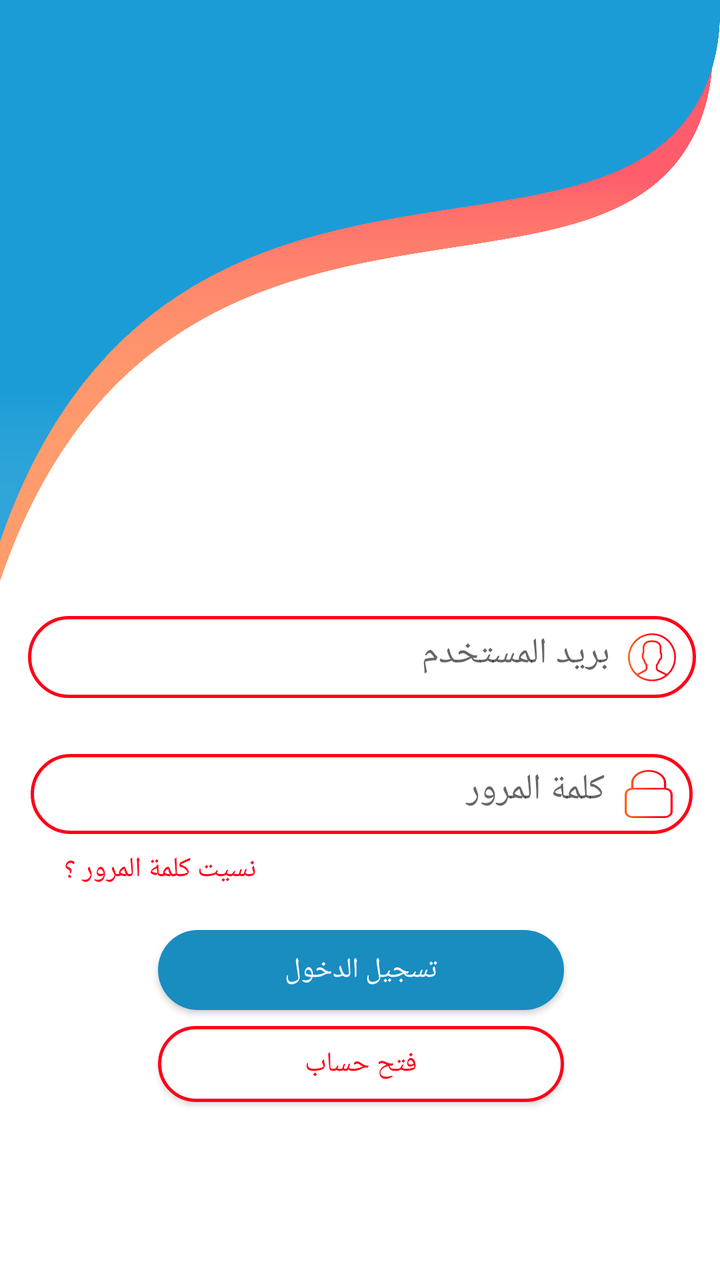
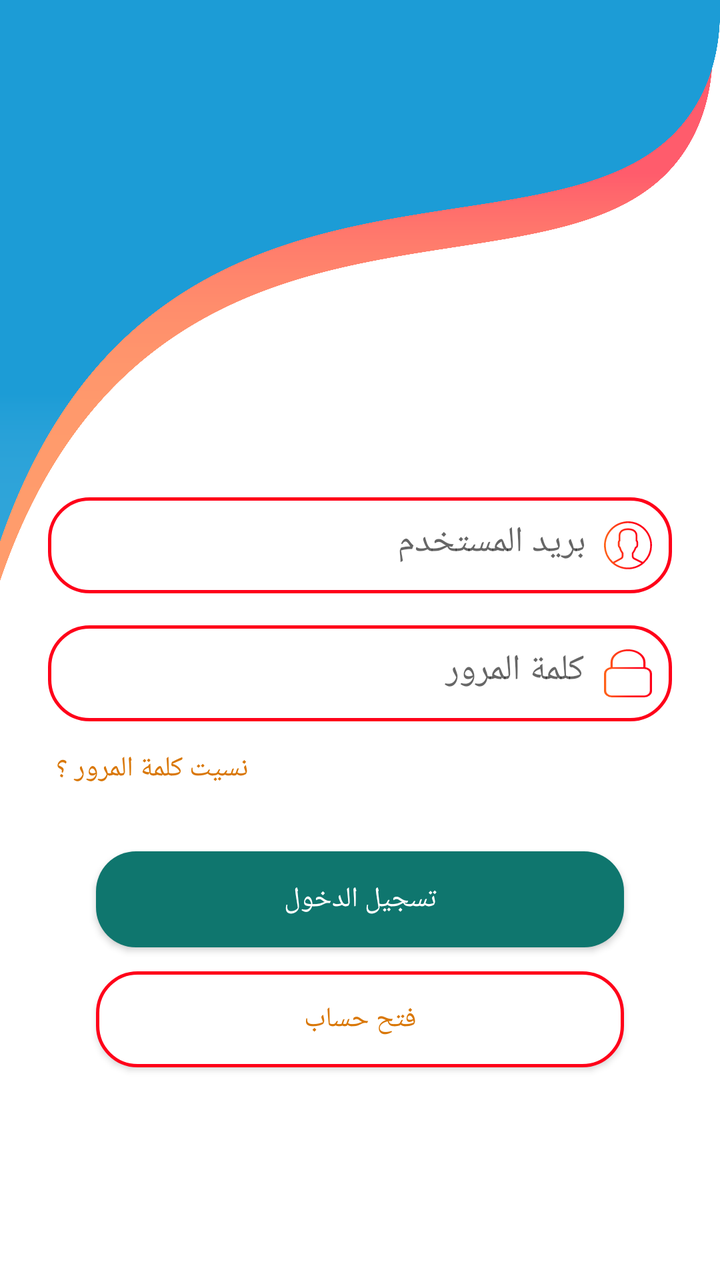

Compare the two renders of this Android layout. The source of the first and the diff that turns it into the second are given below.
<!-- AndroidManifest.xml: activity theme AppTheme -->
<!-- res/layout/activity_login.xml -->
<?xml version="1.0" encoding="utf-8"?>

<android.support.constraint.ConstraintLayout xmlns:android="http://schemas.android.com/apk/res/android"
    xmlns:app="http://schemas.android.com/apk/res-auto"
    xmlns:tools="http://schemas.android.com/tools"
    android:background="@drawable/background"
    android:layout_width="match_parent"
    android:layout_height="match_parent"
    android:theme="@style/AppTheme"
    tools:context=".LoginActivity">

    <pl.droidsonroids.gif.GifImageView
        android:id="@+id/LoadingImage"
        android:layout_width="157dp"
        android:layout_height="82dp"
        android:layout_marginStart="8dp"
        android:layout_marginTop="8dp"
        android:layout_marginEnd="8dp"
        android:layout_marginBottom="36dp"
        android:src="@drawable/loading"
        android:visibility="invisible"
        app:layout_constraintBottom_toTopOf="@+id/NetworkException"
        app:layout_constraintEnd_toEndOf="parent"
        app:layout_constraintHorizontal_bias="0.502"
        app:layout_constraintStart_toStartOf="parent"
        app:layout_constraintTop_toBottomOf="@+id/splashLayout"
        app:layout_constraintVertical_bias="0.72" />

    <EditText
        android:id="@+id/EmailEditText"
        android:layout_width="334dp"
        android:layout_height="41dp"
        android:layout_gravity="left"
        android:layout_marginStart="10dp"
        android:layout_marginTop="308dp"
        android:layout_marginEnd="8dp"
        android:layout_weight="1"
        android:background="@drawable/edit_text_style"
        android:drawableRight="@drawable/ic_user"
        android:drawablePadding="9dp"
        android:ems="10"
        android:gravity="right"
        android:hint="بريد المستخدم"
        android:inputType="textPersonName"
        android:padding="10dp"
        app:layout_constraintEnd_toEndOf="parent"
        app:layout_constraintHorizontal_bias="0.508"
        app:layout_constraintStart_toStartOf="parent"
        app:layout_constraintTop_toTopOf="parent" />


    <EditText
        android:id="@+id/PasswordEditText"
        android:layout_width="331dp"
        android:layout_height="40dp"
        android:layout_gravity="right"
        android:layout_marginStart="10dp"
        android:layout_marginTop="28dp"
        android:layout_marginEnd="8dp"
        android:background="@drawable/edit_text_style"
        android:drawableRight="@drawable/ic_locked"
        android:drawablePadding="10dp"
        android:ems="10"
        android:gravity="right"
        android:hint="كلمة المرور"
        android:inputType="textPassword"
        android:padding="10dp"
        app:layout_constraintEnd_toEndOf="parent"
        app:layout_constraintHorizontal_bias="0.483"
        app:layout_constraintStart_toStartOf="parent"
        app:layout_constraintTop_toBottomOf="@+id/EmailEditText" />

    <TextView
        android:id="@+id/textView"
        android:layout_width="wrap_content"
        android:layout_height="wrap_content"
        android:layout_marginStart="32dp"
        android:layout_marginTop="8dp"
        android:text="نسيت كلمة المرور ؟"
        android:textColor="@color/orangeColor"
        app:layout_constraintStart_toStartOf="parent"
        app:layout_constraintTop_toBottomOf="@+id/PasswordEditText"
        tools:ignore="MissingConstraints" />

    <Button
        android:id="@+id/loginButton"
        android:layout_width="203dp"
        android:layout_height="40dp"
        android:layout_marginStart="8dp"
        android:layout_marginTop="48dp"
        android:layout_marginEnd="8dp"
        android:background="@drawable/button_style1"
        android:text="تسجيل الدخول"
        android:textColor="#FFFFFF"
        app:layout_constraintEnd_toEndOf="parent"
        app:layout_constraintHorizontal_bias="0.503"
        app:layout_constraintStart_toStartOf="parent"
        app:layout_constraintTop_toBottomOf="@+id/PasswordEditText"
        tools:ignore="MissingConstraints" />

    <Button
        android:id="@+id/registerButton"
        android:layout_width="203dp"
        android:layout_height="38dp"
        android:layout_marginStart="8dp"
        android:layout_marginTop="8dp"
        android:layout_marginEnd="8dp"
        android:layout_marginBottom="8dp"
        android:background="@drawable/edit_text_style"
        android:text="فتح حساب"
        android:textColor="@color/orangeColor"
        app:layout_constraintBottom_toBottomOf="parent"
        app:layout_constraintEnd_toEndOf="parent"
        app:layout_constraintHorizontal_bias="0.503"
        app:layout_constraintStart_toStartOf="parent"
        app:layout_constraintTop_toBottomOf="@+id/loginButton"
        app:layout_constraintVertical_bias="0.0"
        tools:ignore="MissingConstraints" />

    <TextView
        android:id="@+id/NetworkException"
        android:layout_width="wrap_content"
        android:layout_height="wrap_content"
        android:layout_marginStart="8dp"
        android:layout_marginEnd="8dp"
        android:layout_marginBottom="8dp"
        android:text="لأنترنت عير متاح حاليا"
        android:visibility="invisible"
        app:layout_constraintBottom_toTopOf="@+id/EmailEditText"
        app:layout_constraintEnd_toEndOf="parent"
        app:layout_constraintStart_toStartOf="parent" />


</android.support.constraint.ConstraintLayout>
<!-- resources referenced by this layout -->
<resources>
  <color name="orangeColor">#FF0019</color>
  <!-- drawable background: png bitmap (drawable-hdpi, 38500 bytes) -->
  <!-- drawable button_style1 (drawable) -->
  <?xml version="1.0" encoding="utf-8"?>
  
  <ripple xmlns:android="http://schemas.android.com/apk/res/android"
      xmlns:tools="http://schemas.android.com/tools"
      android:color="#D2D7DF"
      tools:targetApi="lollipop">
      <item>
          <shape android:shape="rectangle"  android:color="@color/blue">
              <corners
                  android:bottomLeftRadius="20dp"
                  android:topLeftRadius="20dp"
                  android:bottomRightRadius="20dp"
                  android:topRightRadius="20dp" android:radius="10dp"  />
          <solid android:color="@color/blue" />
          </shape>
      </item>
  </ripple>
  <!-- drawable edit_text_style (drawable) -->
  <?xml version="1.0" encoding="utf-8"?>
  
  <ripple xmlns:android="http://schemas.android.com/apk/res/android"
      xmlns:tools="http://schemas.android.com/tools"
      android:color="#D2D7DF"
      tools:targetApi="lollipop">
      <item>
          <shape android:shape="rectangle">
              <corners
                  android:bottomLeftRadius="20dp"
                  android:topLeftRadius="20dp"
                  android:bottomRightRadius="20dp"
                  android:topRightRadius="20dp" android:radius="10dp"  />
              <solid android:color="#FFFFFF" />
              <stroke android:width="1.5dp" android:color="#FF0019">
  
              </stroke>
  
          </shape>
      </item>
  </ripple>
  <!-- drawable ic_locked (drawable) -->
  <vector android:height="24dp" android:viewportHeight="54"
      android:viewportWidth="44" android:width="24dp"
      xmlns:aapt="http://schemas.android.com/aapt" xmlns:android="http://schemas.android.com/apk/res/android">
      <path android:pathData="M38,20.11V14.5C38,6.51 30.82,0 22,0S6,6.51 6,14.5v5.61a7.24,7.24 0,0 0,-6 7.12V46.77A7.23,7.23 0,0 0,7.23 54H36.77A7.23,7.23 0,0 0,44 46.77V27.23A7.24,7.24 0,0 0,38 20.11ZM8,14.5C8,7.61 14.28,2 22,2S36,7.61 36,14.5V20H8ZM42,46.77A5.24,5.24 0,0 1,36.77 52H7.23A5.24,5.24 0,0 1,2 46.77V27.23A5.24,5.24 0,0 1,7.23 22H36.77A5.24,5.24 0,0 1,42 27.23Z">
          <aapt:attr name="android:fillColor">
              <gradient android:endX="44" android:endY="27"
                  android:startX="0" android:startY="27" android:type="linear">
                  <item android:color="#FFFF6419" android:offset="0"/>
                  <item android:color="#FFFF0019" android:offset="0.7"/>
              </gradient>
          </aapt:attr>
      </path>
      <path android:pathData="M22,28a4,4 0,0 0,-4 4v6a4,4 0,0 0,8 0L26,32A4,4 0,0 0,22 28ZM24,38a2,2 0,0 1,-4 0L20,32a2,2 0,0 1,4 0Z"/>
  </vector>
  <!-- drawable ic_user: vector/xml drawable (drawable, 2786 chars, omitted) -->
  <!-- drawable loading: gif bitmap (drawable, 63633 bytes) -->
  <style name="AppTheme" parent="Theme.AppCompat.Light.NoActionBar">
          
          <item name="colorPrimary">@color/colorPrimary</item>
          <item name="colorPrimaryDark">@color/blue</item>
          <item name="colorAccent">@color/colorAccent</item>
          <item name="windowNoTitle">true</item>
          <item name="windowActionBar">false</item>
          <item name="android:windowContentOverlay">@null</item>
          <item name="android:windowIsTranslucent">true</item>
      </style>
  <color name="blue">#198cc0</color>
  <color name="colorPrimary">#008577</color>
  <color name="colorAccent">#D81B60</color>
</resources>

<!-- the commit's change to res/layout/activity_login.xml (unified diff, before → after) -->
@@ -11,124 +11,107 @@
 
     <pl.droidsonroids.gif.GifImageView
         android:id="@+id/LoadingImage"
-        android:layout_width="157dp"
-        android:layout_height="82dp"
-        android:layout_marginStart="8dp"
-        android:layout_marginTop="8dp"
-        android:layout_marginEnd="8dp"
-        android:layout_marginBottom="36dp"
-        android:src="@drawable/loading"
-        android:visibility="invisible"
-        app:layout_constraintBottom_toTopOf="@+id/NetworkException"
-        app:layout_constraintEnd_toEndOf="parent"
-        app:layout_constraintHorizontal_bias="0.502"
-        app:layout_constraintStart_toStartOf="parent"
-        app:layout_constraintTop_toBottomOf="@+id/splashLayout"
-        app:layout_constraintVertical_bias="0.72" />
-
-    <EditText
-        android:id="@+id/EmailEditText"
-        android:layout_width="334dp"
-        android:layout_height="41dp"
-        android:layout_gravity="left"
-        android:layout_marginStart="10dp"
-        android:layout_marginTop="308dp"
-        android:layout_marginEnd="8dp"
-        android:layout_weight="1"
-        android:background="@drawable/edit_text_style"
-        android:drawableRight="@drawable/ic_user"
-        android:drawablePadding="9dp"
-        android:ems="10"
-        android:gravity="right"
-        android:hint="بريد المستخدم"
-        android:inputType="textPersonName"
-        android:padding="10dp"
-        app:layout_constraintEnd_toEndOf="parent"
-        app:layout_constraintHorizontal_bias="0.508"
-        app:layout_constraintStart_toStartOf="parent"
-        app:layout_constraintTop_toTopOf="parent" />
-
-
-    <EditText
-        android:id="@+id/PasswordEditText"
-        android:layout_width="331dp"
-        android:layout_height="40dp"
-        android:layout_gravity="right"
-        android:layout_marginStart="10dp"
-        android:layout_marginTop="28dp"
-        android:layout_marginEnd="8dp"
-        android:background="@drawable/edit_text_style"
-        android:drawableRight="@drawable/ic_locked"
-        android:drawablePadding="10dp"
-        android:ems="10"
-        android:gravity="right"
-        android:hint="كلمة المرور"
-        android:inputType="textPassword"
-        android:padding="10dp"
-        app:layout_constraintEnd_toEndOf="parent"
-        app:layout_constraintHorizontal_bias="0.483"
-        app:layout_constraintStart_toStartOf="parent"
-        app:layout_constraintTop_toBottomOf="@+id/EmailEditText" />
-
-    <TextView
-        android:id="@+id/textView"
-        android:layout_width="wrap_content"
-        android:layout_height="wrap_content"
-        android:layout_marginStart="32dp"
-        android:layout_marginTop="8dp"
-        android:text="نسيت كلمة المرور ؟"
-        android:textColor="@color/orangeColor"
-        app:layout_constraintStart_toStartOf="parent"
-        app:layout_constraintTop_toBottomOf="@+id/PasswordEditText"
-        tools:ignore="MissingConstraints" />
-
-    <Button
-        android:id="@+id/loginButton"
-        android:layout_width="203dp"
-        android:layout_height="40dp"
-        android:layout_marginStart="8dp"
-        android:layout_marginTop="48dp"
-        android:layout_marginEnd="8dp"
-        android:background="@drawable/button_style1"
-        android:text="تسجيل الدخول"
-        android:textColor="#FFFFFF"
-        app:layout_constraintEnd_toEndOf="parent"
-        app:layout_constraintHorizontal_bias="0.503"
-        app:layout_constraintStart_toStartOf="parent"
-        app:layout_constraintTop_toBottomOf="@+id/PasswordEditText"
-        tools:ignore="MissingConstraints" />
-
-    <Button
-        android:id="@+id/registerButton"
-        android:layout_width="203dp"
-        android:layout_height="38dp"
-        android:layout_marginStart="8dp"
-        android:layout_marginTop="8dp"
-        android:layout_marginEnd="8dp"
-        android:layout_marginBottom="8dp"
-        android:background="@drawable/edit_text_style"
-        android:text="فتح حساب"
-        android:textColor="@color/orangeColor"
-        app:layout_constraintBottom_toBottomOf="parent"
-        app:layout_constraintEnd_toEndOf="parent"
-        app:layout_constraintHorizontal_bias="0.503"
-        app:layout_constraintStart_toStartOf="parent"
-        app:layout_constraintTop_toBottomOf="@+id/loginButton"
-        app:layout_constraintVertical_bias="0.0"
-        tools:ignore="MissingConstraints" />
-
-    <TextView
-        android:id="@+id/NetworkException"
-        android:layout_width="wrap_content"
-        android:layout_height="wrap_content"
+        android:layout_width="120dp"
+        android:layout_height="64dp"
         android:layout_marginStart="8dp"
         android:layout_marginEnd="8dp"
-        android:layout_marginBottom="8dp"
-        android:text="لأنترنت عير متاح حاليا"
+        android:layout_marginBottom="16dp"
+        android:src="@drawable/loading"
         android:visibility="invisible"
         app:layout_constraintBottom_toTopOf="@+id/EmailEditText"
         app:layout_constraintEnd_toEndOf="parent"
         app:layout_constraintStart_toStartOf="parent" />
 
+    <TextView
+        android:id="@+id/NetworkException"
+        android:layout_width="0dp"
+        android:layout_height="wrap_content"
+        android:layout_marginStart="24dp"
+        android:layout_marginEnd="24dp"
+        android:layout_marginBottom="12dp"
+        android:gravity="center"
+        android:text="@string/network_unavailable"
+        android:textColor="@color/danger"
+        android:visibility="invisible"
+        app:layout_constraintBottom_toTopOf="@+id/LoadingImage"
+        app:layout_constraintEnd_toEndOf="parent"
+        app:layout_constraintStart_toStartOf="parent" />
+
+    <EditText
+        android:id="@+id/EmailEditText"
+        android:layout_width="0dp"
+        android:layout_height="48dp"
+        android:layout_marginStart="24dp"
+        android:layout_marginEnd="24dp"
+        android:background="@drawable/edit_text_style"
+        android:drawableRight="@drawable/ic_user"
+        android:drawablePadding="9dp"
+        android:gravity="right"
+        android:hint="@string/email_hint"
+        android:inputType="textEmailAddress"
+        android:padding="10dp"
+        app:layout_constraintBottom_toBottomOf="parent"
+        app:layout_constraintEnd_toEndOf="parent"
+        app:layout_constraintStart_toStartOf="parent"
+        app:layout_constraintTop_toTopOf="parent"
+        app:layout_constraintVertical_bias="0.42" />
+
+    <EditText
+        android:id="@+id/PasswordEditText"
+        android:layout_width="0dp"
+        android:layout_height="48dp"
+        android:layout_marginStart="24dp"
+        android:layout_marginTop="16dp"
+        android:layout_marginEnd="24dp"
+        android:background="@drawable/edit_text_style"
+        android:drawableRight="@drawable/ic_locked"
+        android:drawablePadding="10dp"
+        android:gravity="right"
+        android:hint="@string/password_hint"
+        android:inputType="textPassword"
+        android:padding="10dp"
+        app:layout_constraintEnd_toEndOf="parent"
+        app:layout_constraintStart_toStartOf="parent"
+        app:layout_constraintTop_toBottomOf="@+id/EmailEditText" />
+
+    <TextView
+        android:id="@+id/forgotPassword"
+        android:layout_width="wrap_content"
+        android:layout_height="wrap_content"
+        android:layout_marginStart="24dp"
+        android:layout_marginTop="10dp"
+        android:padding="4dp"
+        android:text="@string/forgot_password"
+        android:textColor="@color/orangeColor"
+        app:layout_constraintStart_toStartOf="parent"
+        app:layout_constraintTop_toBottomOf="@+id/PasswordEditText" />
+
+    <Button
+        android:id="@+id/loginButton"
+        android:layout_width="0dp"
+        android:layout_height="48dp"
+        android:layout_marginStart="48dp"
+        android:layout_marginTop="28dp"
+        android:layout_marginEnd="48dp"
+        android:background="@drawable/button_style1"
+        android:text="@string/login"
+        android:textColor="#FFFFFF"
+        app:layout_constraintEnd_toEndOf="parent"
+        app:layout_constraintStart_toStartOf="parent"
+        app:layout_constraintTop_toBottomOf="@+id/forgotPassword" />
+
+    <Button
+        android:id="@+id/registerButton"
+        android:layout_width="0dp"
+        android:layout_height="48dp"
+        android:layout_marginStart="48dp"
+        android:layout_marginTop="12dp"
+        android:layout_marginEnd="48dp"
+        android:background="@drawable/edit_text_style"
+        android:text="@string/open_account"
+        android:textColor="@color/orangeColor"
+        app:layout_constraintEnd_toEndOf="parent"
+        app:layout_constraintStart_toStartOf="parent"
+        app:layout_constraintTop_toBottomOf="@+id/loginButton" />
 
 </android.support.constraint.ConstraintLayout>
<!-- resource entries referenced after the edit -->
@@ -1,6 +1,7 @@
 <!-- resources referenced by this layout -->
 <resources>
-  <color name="orangeColor">#FF0019</color>
+  <color name="danger">#DC2626</color>
+  <color name="orangeColor">#D97706</color>
   <!-- drawable background: png bitmap (drawable-hdpi, 38500 bytes) -->
   <!-- drawable button_style1 (drawable) -->
   <?xml version="1.0" encoding="utf-8"?>
@@ -59,18 +60,25 @@
   </vector>
   <!-- drawable ic_user: vector/xml drawable (drawable, 2786 chars, omitted) -->
   <!-- drawable loading: gif bitmap (drawable, 63633 bytes) -->
+  <string name="email_hint">بريد المستخدم</string>
+  <string name="forgot_password">نسيت كلمة المرور ؟</string>
+  <string name="login">تسجيل الدخول</string>
+  <string name="network_unavailable">الإنترنت غير متاح حالياً</string>
+  <string name="open_account">فتح حساب</string>
+  <string name="password_hint">كلمة المرور</string>
   <style name="AppTheme" parent="Theme.AppCompat.Light.NoActionBar">
-          
           <item name="colorPrimary">@color/colorPrimary</item>
-          <item name="colorPrimaryDark">@color/blue</item>
+          <item name="colorPrimaryDark">@color/colorPrimaryDark</item>
           <item name="colorAccent">@color/colorAccent</item>
+          <item name="android:windowBackground">@color/background</item>
           <item name="windowNoTitle">true</item>
           <item name="windowActionBar">false</item>
           <item name="android:windowContentOverlay">@null</item>
-          <item name="android:windowIsTranslucent">true</item>
       </style>
-  <color name="blue">#198cc0</color>
-  <color name="colorPrimary">#008577</color>
-  <color name="colorAccent">#D81B60</color>
+  <color name="blue">#0F766E</color>
+  <color name="colorPrimary">#0F766E</color>
+  <color name="colorPrimaryDark">#134E4A</color>
+  <color name="colorAccent">#F59E0B</color>
+  <color name="background">#ECFEFF</color>
 </resources>
 
